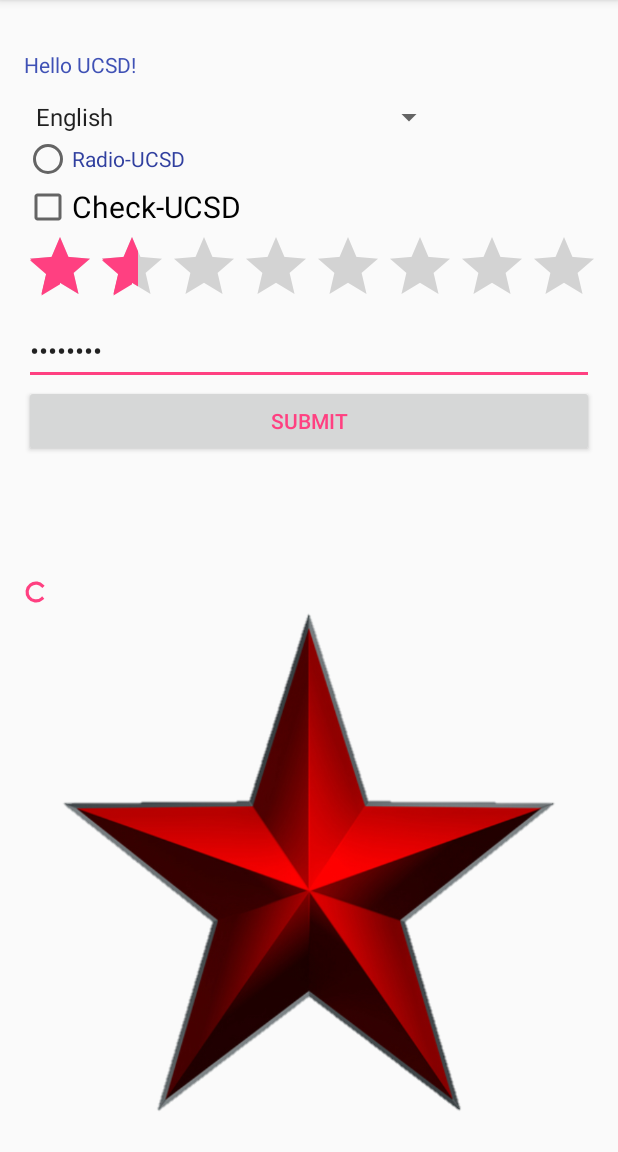
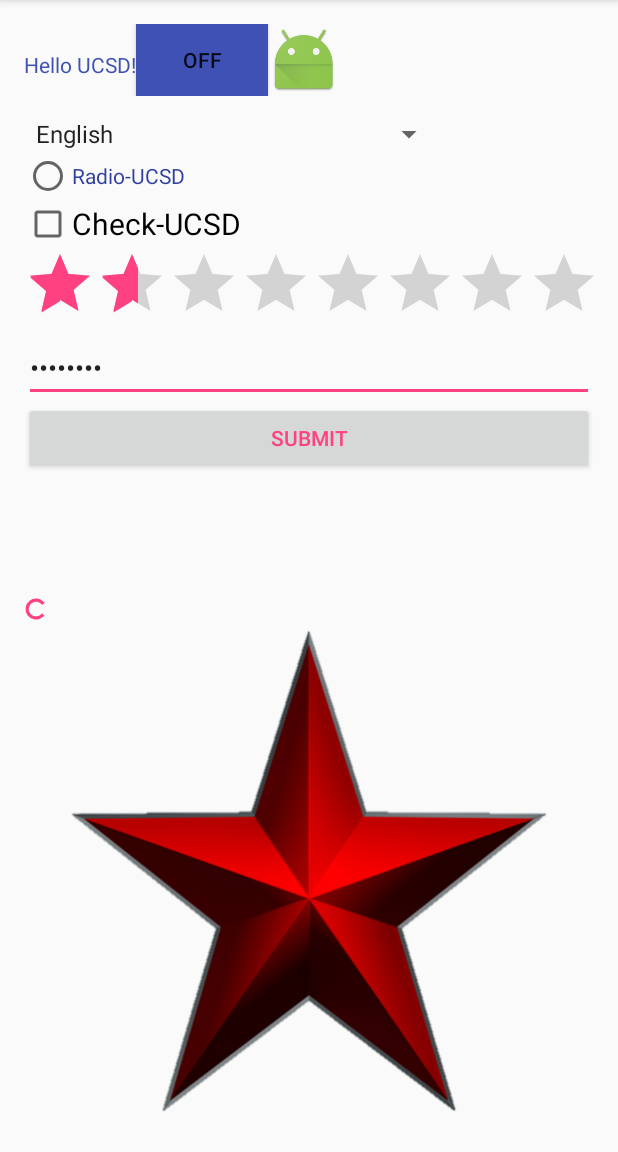
Before and after one commit to MorningSunC/MyPlayground, an Android app: the screen it shows after launch (MainActivity), on a phone screen of 412 x 824 dp, the part 84-1236 px from its top. Run offline under Robolectric (Android 15) with nearby library versions, the phone set to English and light mode, and no system bars.

Commit message:
Add some comments and slightly modified the code

```diff
--- a/app/src/main/java/com/example/sunchen/myplayground/MainActivity.java
+++ b/app/src/main/java/com/example/sunchen/myplayground/MainActivity.java
@@ -6,12 +6,14 @@ import android.view.View;
 import android.widget.Button;
 import android.widget.CheckBox;
 import android.widget.EditText;
+import android.widget.ImageButton;
 import android.widget.ImageView;
 import android.widget.ProgressBar;
 import android.widget.RadioButton;
 import android.widget.RatingBar;
 import android.widget.Spinner;
 import android.widget.TextView;
+import android.widget.ToggleButton;
 
 /**
  *  textview - I have modified text and textcolor
@@ -23,8 +25,8 @@ import android.widget.TextView;
  *  button - I have modified text and textcolor
  *  imageview - I have modified src to a picture
  *  progressbar - I have modified progress and style
- *  Tablelayout - I have modified layout_width and layout height
- *  Relativelayout - I have modified layout_width and layout height
+ *  togglebutton - I have modified background and layout_toRightOf
+ *  imagebutton - I have modified background and layout_toRightOf
  */
 public class MainActivity extends AppCompatActivity implements View.OnClickListener {
     private TextView textView;
@@ -36,6 +38,8 @@ public class MainActivity extends AppCompatActivity implements View.OnClickListe
     private Button button;
     private ImageView imageView;
     private ProgressBar progressBar;
+    private ToggleButton toggleButton;
+    private ImageButton imagebutton;
 
     @Override
     protected void onCreate(Bundle savedInstanceState) {
@@ -50,9 +54,13 @@ public class MainActivity extends AppCompatActivity implements View.OnClickListe
         button = (Button) findViewById(R.id.button);
         imageView = (ImageView) findViewById(R.id.imageview);
         progressBar = (ProgressBar) findViewById(R.id.progressBar);
+        toggleButton = (ToggleButton) findViewById(R.id.togglebutton);
+        imagebutton = (ImageButton) findViewById(R.id.imagebutton);
 
         button.setOnClickListener(this);
         radioButton.setOnClickListener(this);
+        toggleButton.setOnClickListener(this);
+        imagebutton.setOnClickListener(this);
     }
 
     @Override
@@ -62,6 +70,10 @@ public class MainActivity extends AppCompatActivity implements View.OnClickListe
                 break;
             case R.id.button:
                 break;
+            case R.id.togglebutton:
+                break;
+            case R.id.imagebutton:
+                break;
         }
     }
 }
--- a/app/src/main/res/layout/activity_main.xml
+++ b/app/src/main/res/layout/activity_main.xml
@@ -10,6 +10,7 @@
     android:paddingTop="@dimen/activity_vertical_margin"
     tools:context="com.example.sunchen.myplayground.MainActivity">
 
+    <RelativeLayout>
         <TextView
             android:layout_width="wrap_content"
             android:layout_height="wrap_content"
@@ -18,8 +19,22 @@
             android:textColor="@color/colorPrimary"
             android:layout_marginTop="17dp"
             android:layout_alignParentTop="true"
-        android:layout_alignLeft="@+id/checkBox"
-        android:layout_alignStart="@+id/checkBox" />
+            />
+        <ToggleButton
+            android:layout_width="wrap_content"
+            android:layout_height="wrap_content"
+            android:layout_toRightOf="@+id/textView"
+            android:background="@color/colorPrimary"
+            android:id="@+id/togglebutton"/>
+
+        <ImageButton
+            android:layout_width="wrap_content"
+            android:layout_height="wrap_content"
+            android:background="@mipmap/ic_launcher"
+            android:layout_toRightOf="@id/togglebutton"
+            android:id="@+id/imagebutton"/>
+
+    </RelativeLayout>
 
     <Spinner
         android:layout_width="match_parent"
@@ -70,7 +85,7 @@
         android:id="@+id/password"/>
 
     <Button
-        android:text="SUbmit"
+        android:text="Submit"
         android:layout_width="wrap_content"
         android:layout_height="wrap_content"
         android:id="@+id/button"
```
Lines whose indentation alone changed are shown as unchanged.
